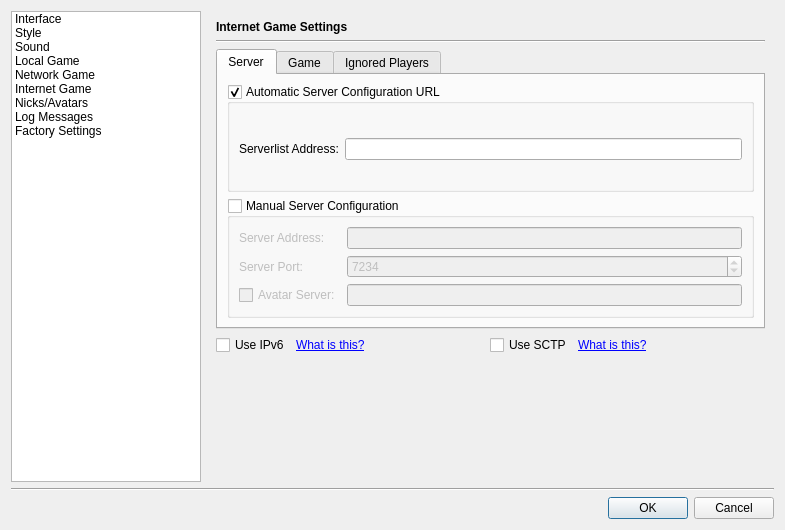
Old version of the form src/gui/qt/settingsdialog.ui in the repository pokerth/pokerth.
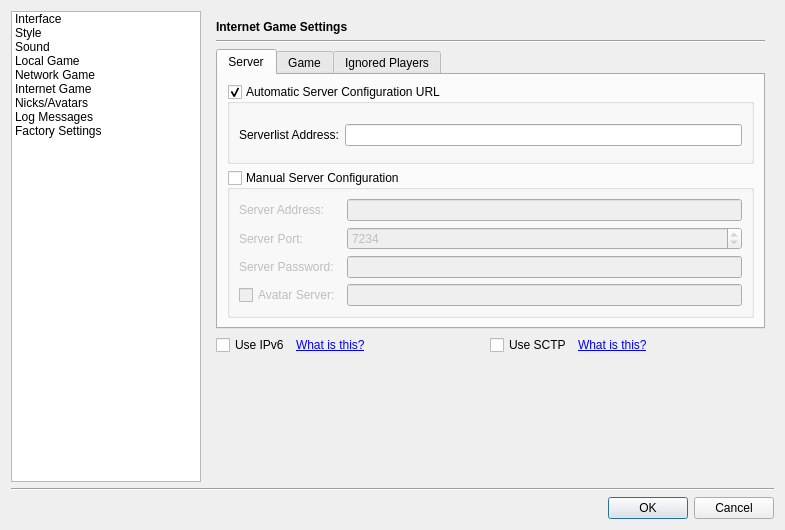
New version of the form. The open tabs and pages were chosen to show the change. Icons and pictures are not drawn. Custom widgets are drawn as their Qt base class.

Commit message: add a config dialog line for server password - #178

The edit to the form file:
```diff
--- a/src/gui/qt/settingsdialog.ui
+++ b/src/gui/qt/settingsdialog.ui
@@ -1626,6 +1626,13 @@
                 <bool>false</bool>
                </property>
                <layout class="QGridLayout" name="gridLayout_4">
+                <item row="2" column="0">
+                 <widget class="QLabel" name="label_37">
+                  <property name="text">
+                   <string>Server Password:</string>
+                  </property>
+                 </widget>
+                </item>
                 <item row="0" column="0">
                  <widget class="QLabel" name="label_41">
                   <property name="text">
@@ -1636,13 +1643,20 @@
                   </property>
                  </widget>
                 </item>
-                <item row="0" column="1">
+                <item row="0" column="2">
                  <widget class="QLineEdit" name="lineEdit_InternetServerAddress">
                   <property name="maxLength">
                    <number>60</number>
                   </property>
                  </widget>
                 </item>
+                <item row="3" column="0">
+                 <widget class="QCheckBox" name="checkBox_useAvatarServer">
+                  <property name="text">
+                   <string>Avatar Server:</string>
+                  </property>
+                 </widget>
+                </item>
                 <item row="1" column="0">
                  <widget class="QLabel" name="label_31">
                   <property name="text">
@@ -1653,7 +1667,7 @@
                   </property>
                  </widget>
                 </item>
-                <item row="1" column="1">
+                <item row="1" column="2">
                  <widget class="QSpinBox" name="spinBox_InternetServerPort">
                   <property name="minimum">
                    <number>80</number>
@@ -1666,16 +1680,16 @@
                   </property>
                  </widget>
                 </item>
-                <item row="2" column="0">
-                 <widget class="QCheckBox" name="checkBox_useAvatarServer">
-                  <property name="text">
-                   <string>Avatar Server:</string>
-                  </property>
-                 </widget>
-                </item>
-                <item row="2" column="1">
+                <item row="3" column="2">
                  <widget class="QLineEdit" name="lineEdit_avatarServerAddress"/>
                 </item>
+                <item row="2" column="2">
+                 <widget class="QLineEdit" name="lineEdit_InternetServerPassword">
+                  <property name="echoMode">
+                   <enum>QLineEdit::Password</enum>
+                  </property>
+                 </widget>
+                </item>
                </layout>
               </widget>
              </item>
```
The commit also changes 1 other file.
